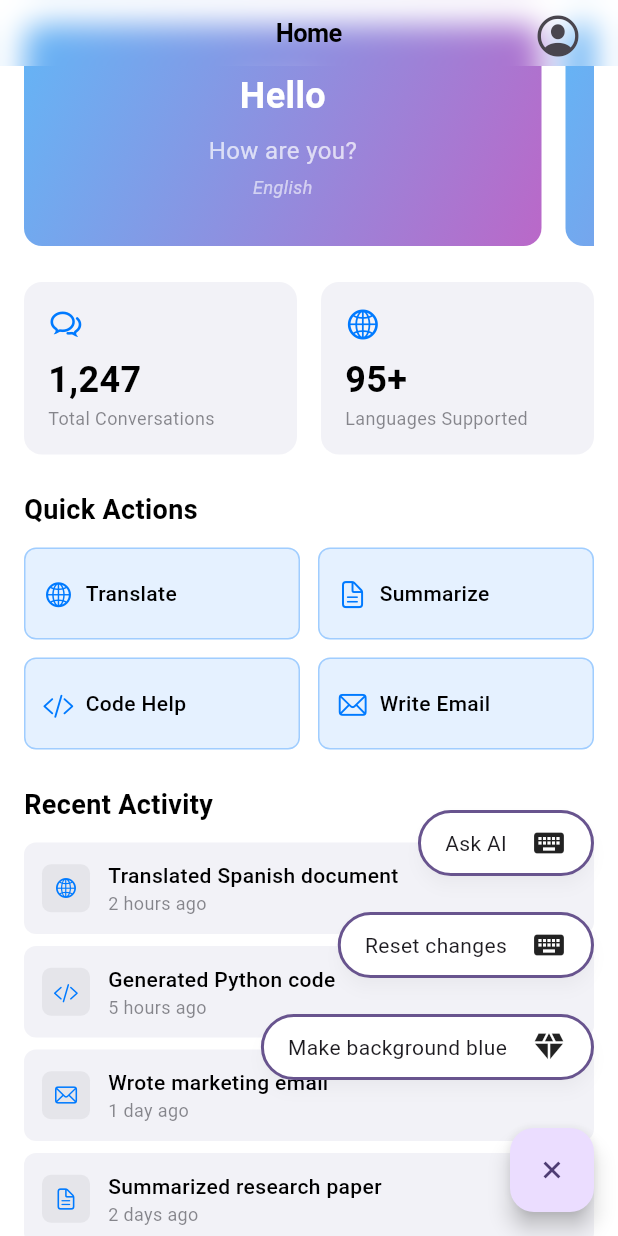
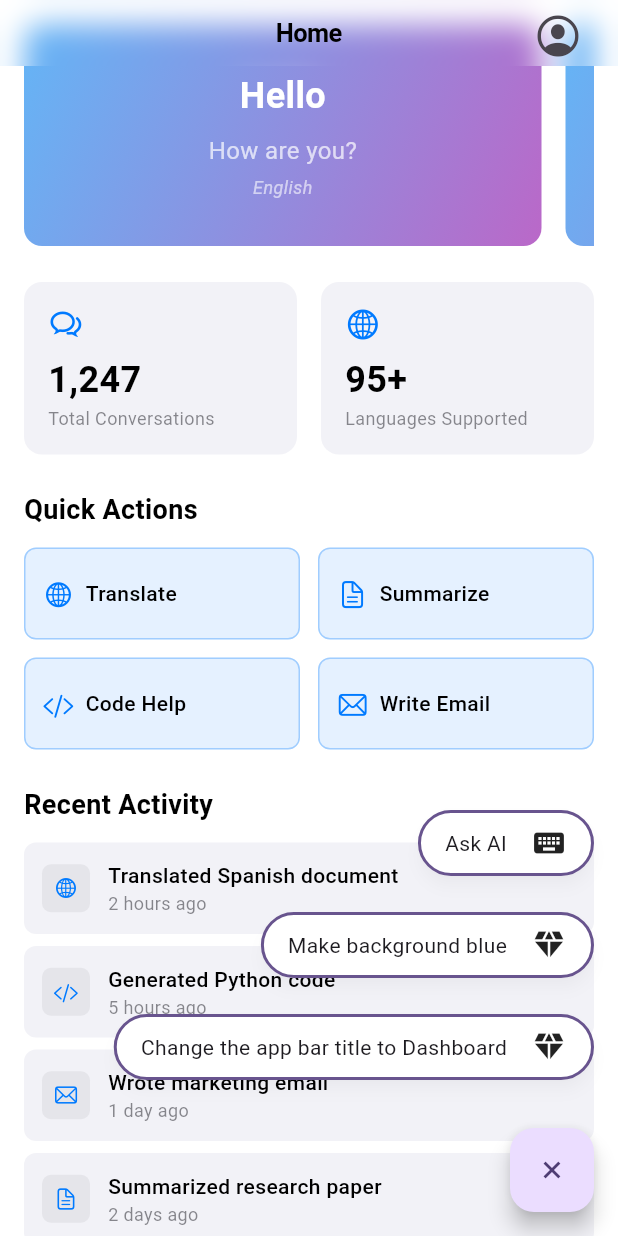
Before and after one commit to demolaf/ai_prompt_driven_app, a Flutter app: the screen it shows after launch, scrolled down 96 dp, after a tap on the "add" icon, on a phone screen of 412 x 824 dp. Run offline on Flutter 3.47's test engine with Material 3 defaults, Android fonts, the phone set to English and light mode, and no system bars; our stand-ins replace equatable.

Commit message:
Implement equatable package and fix showReset functionality
- Add equatable dependency to pubspec.yaml
- Update all state and config classes to extend Equatable
- Fix showReset() methods in HomeViewModel and ProfileViewModel
- Add proper equality comparison for state objects
- Make constructors const where appropriate
- Create DynamicCupertinoSliverNavigationBar widget
- Resolve all flutter analyze issues and type errors
- Add conditional reset button display in PromptFABMenu

```diff
--- a/lib/src/model/appbar_config.dart
+++ b/lib/src/model/appbar_config.dart
@@ -1,7 +1,12 @@
-class AppBarConfig {
-  AppBarConfig({required this.title});
+import 'package:equatable/equatable.dart';
+
+class AppBarConfig extends Equatable {
+  const AppBarConfig({required this.title});
 
   final String title;
+
+  @override
+  List<Object?> get props => [title];
 
   Map<String, dynamic> toJson() => {'title': title};
 
--- /dev/null
+++ b/lib/src/model/prompt.dart
@@ -0,0 +1,53 @@
+import 'package:ai_prompt_driven_app/src/model/appbar_config.dart';
+import 'package:ai_prompt_driven_app/src/model/scaffold_config.dart';
+import 'package:ai_prompt_driven_app/src/model/view_configurable.dart';
+import 'package:ai_prompt_driven_app/src/ui/home/home_view_configurable.dart';
+import 'package:ai_prompt_driven_app/src/ui/profile/profile_view_configurable.dart';
+import 'package:equatable/equatable.dart';
+
+class Prompt extends Equatable {
+  const Prompt({required this.id, required this.title, required this.configurable});
+
+  final String id;
+  final String title;
+  final ViewConfigurable configurable;
+
+  @override
+  List<Object?> get props => [id, title, configurable];
+
+  static List<Prompt> get allPrompts {
+    return [...homePrompts, ...profilePrompts];
+  }
+
+  static List<Prompt> get homePrompts {
+    return [
+      Prompt(
+        id: '121',
+        title: 'Make background blue',
+        configurable: HomeViewConfigurable(
+          scaffoldConfig: ScaffoldConfig(backgroundColor: 'FF00008B'),
+        ),
+      ),
+      Prompt(
+        id: '221',
+        title: 'Change the app bar title to Dashboard',
+        configurable: HomeViewConfigurable(
+          appBarConfig: AppBarConfig(title: 'Dashboard'),
+        ),
+      ),
+    ];
+  }
+
+  static List<Prompt> get profilePrompts {
+    return [
+      Prompt(
+        id: '123',
+        title: 'Make background red',
+        configurable: ProfileViewConfigurable(
+          scaffoldConfig: ScaffoldConfig(backgroundColor: 'FF8B0000'),
+          appBarConfig: AppBarConfig(title: 'Profile'),
+        ),
+      ),
+    ];
+  }
+}
--- a/lib/src/model/scaffold_config.dart
+++ b/lib/src/model/scaffold_config.dart
@@ -1,7 +1,12 @@
-class ScaffoldConfig {
-  ScaffoldConfig({required this.backgroundColor});
+import 'package:equatable/equatable.dart';
+
+class ScaffoldConfig extends Equatable {
+  const ScaffoldConfig({required this.backgroundColor});
 
   final String backgroundColor;
+
+  @override
+  List<Object?> get props => [backgroundColor];
 
   Map<String, dynamic> toJson() => {'backgroundColor': backgroundColor};
 
--- a/lib/src/ui/home/home_view.dart
+++ b/lib/src/ui/home/home_view.dart
@@ -5,6 +5,7 @@ import 'package:ai_prompt_driven_app/src/model/greeting_model.dart';
 import 'package:ai_prompt_driven_app/src/ui/profile/profile_view.dart';
 import 'package:ai_prompt_driven_app/src/ui/home/widgets/prompt_fab.dart';
 import 'package:ai_prompt_driven_app/src/widgets/dynamic_scaffold.dart';
+import 'package:ai_prompt_driven_app/src/widgets/dynamic_cupertino_sliver_navigation_bar.dart';
 import 'package:ai_prompt_driven_app/src/ui/home/widgets/greeting_card.dart';
 import 'package:ai_prompt_driven_app/src/ui/home/widgets/quick_action_grid.dart';
 import 'package:ai_prompt_driven_app/src/ui/home/widgets/recent_activity_list.dart';
@@ -45,11 +46,11 @@ class _HomeViewState extends State<HomeView> {
           config: state.configurable?.scaffoldConfig,
           body: CustomScrollView(
             slivers: [
-              CupertinoSliverNavigationBar(
+              DynamicCupertinoSliverNavigationBar(
                 backgroundColor: Colors.transparent,
                 border: Border.fromBorderSide(BorderSide.none),
                 alwaysShowMiddle: false,
-                largeTitle: Text('Home'),
+                config: state.configurable?.appBarConfig,
                 trailing: IconButton(
                   onPressed: () {
                     ProfileView.present(context);
--- a/lib/src/ui/home/home_view_configurable.dart
+++ b/lib/src/ui/home/home_view_configurable.dart
@@ -1,12 +1,16 @@
 import 'package:ai_prompt_driven_app/src/model/appbar_config.dart';
 import 'package:ai_prompt_driven_app/src/model/scaffold_config.dart';
 import 'package:ai_prompt_driven_app/src/model/view_configurable.dart';
+import 'package:equatable/equatable.dart';
 
-class HomeViewConfigurable extends ViewConfigurable {
+class HomeViewConfigurable extends ViewConfigurable with EquatableMixin {
   HomeViewConfigurable({this.scaffoldConfig, this.appBarConfig});
 
   final ScaffoldConfig? scaffoldConfig;
   final AppBarConfig? appBarConfig;
+
+  @override
+  List<Object?> get props => [scaffoldConfig, appBarConfig];
 
   @override
   Map<String, dynamic> toJson() => {
--- a/lib/src/ui/home/home_view_model.dart
+++ b/lib/src/ui/home/home_view_model.dart
@@ -1,13 +1,15 @@
 import 'package:ai_prompt_driven_app/src/model/appbar_config.dart';
+import 'package:ai_prompt_driven_app/src/model/prompt.dart';
 import 'package:ai_prompt_driven_app/src/model/scaffold_config.dart';
 import 'package:ai_prompt_driven_app/src/ui/home/home_view_configurable.dart';
 import 'package:ai_prompt_driven_app/src/utils/prompt_manager.dart';
+import 'package:equatable/equatable.dart';
 import 'package:flutter/foundation.dart';
 
 enum HomeViewState { initial, loading, ready }
 
-class HomeState {
-  HomeState({
+class HomeState extends Equatable {
+  const HomeState({
     required this.viewState,
     this.availablePrompts = const [],
     this.configurable,
@@ -26,6 +28,9 @@ class HomeState {
   final HomeViewState viewState;
   final List<Prompt> availablePrompts;
   final HomeViewConfigurable? configurable;
+
+  @override
+  List<Object?> get props => [viewState, availablePrompts, configurable];
 
   HomeState copyWith({
     required HomeViewState viewState,
@@ -86,6 +91,8 @@ class HomeViewModel {
   void callAIPrompt(HomeViewConfigurable configurable) {}
 
   bool showReset() {
-    return currentState != HomeState.initial();
+    final initialState = HomeState.initial();
+    return currentState.configurable?.toJson().toString() !=
+        initialState.configurable?.toJson().toString();
   }
 }
--- a/lib/src/ui/home/widgets/prompt_fab.dart
+++ b/lib/src/ui/home/widgets/prompt_fab.dart
@@ -1,5 +1,5 @@
+import 'package:ai_prompt_driven_app/src/model/prompt.dart';
 import 'package:ai_prompt_driven_app/src/ui/home/widgets/prompt_fab_menu.dart';
-import 'package:ai_prompt_driven_app/src/utils/prompt_manager.dart';
 import 'package:flutter/material.dart';
 import 'package:ai_prompt_driven_app/src/utils/overlay_manager.dart';
 
@@ -93,6 +93,7 @@ class _PromptFABState extends State<PromptFAB>
         fabGlobalPosition: fabGlobalPosition,
         onDismiss: hideMenu,
         availablePrompts: widget.availablePrompts,
+        showReset: widget.showReset,
       ),
     );
   }
--- a/lib/src/ui/home/widgets/prompt_fab_menu.dart
+++ b/lib/src/ui/home/widgets/prompt_fab_menu.dart
@@ -1,6 +1,6 @@
+import 'package:ai_prompt_driven_app/src/model/prompt.dart';
 import 'package:ai_prompt_driven_app/src/utils/overlay_manager.dart';
 import 'package:ai_prompt_driven_app/src/ui/home/widgets/prompt_input_field.dart';
-import 'package:ai_prompt_driven_app/src/utils/prompt_manager.dart';
 import 'package:flutter/material.dart';
 
 class PromptFABMenu extends OverlayWidget {
@@ -12,6 +12,7 @@ class PromptFABMenu extends OverlayWidget {
     required this.onResetTapped,
     required this.availablePrompts,
     required this.fabGlobalPosition,
+    this.showReset = false,
     super.key,
     super.onDismiss,
   });
@@ -21,6 +22,7 @@ class PromptFABMenu extends OverlayWidget {
   final VoidCallback onResetTapped;
   final List<Prompt> availablePrompts;
   final Offset fabGlobalPosition;
+  final bool showReset;
 
   @override
   State<PromptFABMenu> createState() => _PromptFABMenuState();
@@ -73,13 +75,14 @@ class _PromptFABMenuState extends OverlayWidgetState<PromptFABMenu> {
                       title: 'Ask AI',
                       icon: Icon(Icons.keyboard),
                     ),
+                    if (widget.showReset)
                       FABMenuItem(
                         onTap: () {
                           widget.onMenuSelection();
                           widget.onResetTapped();
                         },
                         title: 'Reset changes',
-                      icon: Icon(Icons.keyboard),
+                        icon: Icon(Icons.restart_alt),
                       ),
                     ...widget.availablePrompts.map((e) {
                       return FABMenuItem(
--- a/lib/src/ui/profile/profile_view_configurable.dart
+++ b/lib/src/ui/profile/profile_view_configurable.dart
@@ -1,8 +1,9 @@
 import 'package:ai_prompt_driven_app/src/model/appbar_config.dart';
 import 'package:ai_prompt_driven_app/src/model/scaffold_config.dart';
 import 'package:ai_prompt_driven_app/src/model/view_configurable.dart';
+import 'package:equatable/equatable.dart';
 
-class ProfileViewConfigurable extends ViewConfigurable {
+class ProfileViewConfigurable extends ViewConfigurable with EquatableMixin {
   ProfileViewConfigurable({
     required this.scaffoldConfig,
     required this.appBarConfig,
@@ -12,17 +13,20 @@ class ProfileViewConfigurable extends ViewConfigurable {
   });
 
   ProfileViewConfigurable.fromJson(Map<String, dynamic> json)
-      : scaffoldConfig = ScaffoldConfig.fromJson(json['scaffoldConfig'] ?? {}),
-        appBarConfig = AppBarConfig.fromJson(json['appBarConfig'] ?? {}),
-        darkModeEnabled = json['darkModeEnabled'] ?? false,
-        userName = json['userName'],
-        userEmail = json['userEmail'];
+    : scaffoldConfig = ScaffoldConfig.fromJson(json['scaffoldConfig'] ?? {}),
+      appBarConfig = AppBarConfig.fromJson(json['appBarConfig'] ?? {}),
+      darkModeEnabled = json['darkModeEnabled'] ?? false,
+      userName = json['userName'],
+      userEmail = json['userEmail'];
 
   final ScaffoldConfig scaffoldConfig;
   final AppBarConfig appBarConfig;
   final bool darkModeEnabled;
   final String? userName;
   final String? userEmail;
+
+  @override
+  List<Object?> get props => [scaffoldConfig, appBarConfig, darkModeEnabled, userName, userEmail];
 
   @override
   Map<String, dynamic> toJson() {
--- a/lib/src/ui/profile/profile_view_model.dart
+++ b/lib/src/ui/profile/profile_view_model.dart
@@ -1,13 +1,15 @@
 import 'package:ai_prompt_driven_app/src/model/appbar_config.dart';
+import 'package:ai_prompt_driven_app/src/model/prompt.dart';
 import 'package:ai_prompt_driven_app/src/model/scaffold_config.dart';
 import 'package:ai_prompt_driven_app/src/ui/profile/profile_view_configurable.dart';
 import 'package:ai_prompt_driven_app/src/utils/prompt_manager.dart';
+import 'package:equatable/equatable.dart';
 import 'package:flutter/foundation.dart';
 
 enum ProfileViewState { initial, loading, ready }
 
-class ProfileState {
-  ProfileState({
+class ProfileState extends Equatable {
+  const ProfileState({
     required this.viewState,
     this.availablePrompts = const [],
     this.configurable,
@@ -27,6 +29,9 @@ class ProfileState {
   final ProfileViewState viewState;
   final List<Prompt> availablePrompts;
   final ProfileViewConfigurable? configurable;
+
+  @override
+  List<Object?> get props => [viewState, availablePrompts, configurable];
 
   ProfileState copyWith({
     required ProfileViewState viewState,
@@ -119,6 +124,8 @@ class ProfileViewModel {
   }
 
   bool showReset() {
-    return currentState != ProfileState.initial();
+    final initialState = ProfileState.initial();
+    return currentState.configurable?.toJson().toString() !=
+        initialState.configurable?.toJson().toString();
   }
 }
--- a/lib/src/utils/prompt_manager.dart
+++ b/lib/src/utils/prompt_manager.dart
@@ -1,45 +1,4 @@
-import 'package:ai_prompt_driven_app/src/model/appbar_config.dart';
-import 'package:ai_prompt_driven_app/src/model/scaffold_config.dart';
-import 'package:ai_prompt_driven_app/src/model/view_configurable.dart';
-import 'package:ai_prompt_driven_app/src/ui/home/home_view_configurable.dart';
-import 'package:ai_prompt_driven_app/src/ui/profile/profile_view_configurable.dart';
-
-class Prompt {
-  Prompt({required this.id, required this.title, required this.configurable});
-
-  final String id;
-  final String title;
-  final ViewConfigurable configurable;
-
-  static List<Prompt> get allPrompts {
-    return [...homePrompts, ...profilePrompts];
-  }
-
-  static List<Prompt> get homePrompts {
-    return [
-      Prompt(
-        id: '121',
-        title: 'Make background blue',
-        configurable: HomeViewConfigurable(
-          scaffoldConfig: ScaffoldConfig(backgroundColor: 'FF00008B'),
-        ),
-      ),
-    ];
-  }
-
-  static List<Prompt> get profilePrompts {
-    return [
-      Prompt(
-        id: '123',
-        title: 'Make background red',
-        configurable: ProfileViewConfigurable(
-          scaffoldConfig: ScaffoldConfig(backgroundColor: 'FF8B0000'),
-          appBarConfig: AppBarConfig(title: 'Profile'),
-        ),
-      ),
-    ];
-  }
-}
+import 'package:ai_prompt_driven_app/src/model/prompt.dart';
 
 class PromptManager {
   List<Prompt> getHomePrompts() {
--- /dev/null
+++ b/lib/src/widgets/dynamic_cupertino_sliver_navigation_bar.dart
@@ -0,0 +1,37 @@
+import 'package:ai_prompt_driven_app/src/model/appbar_config.dart';
+import 'package:flutter/cupertino.dart';
+
+class DynamicCupertinoSliverNavigationBar extends CupertinoSliverNavigationBar {
+  const DynamicCupertinoSliverNavigationBar({
+    super.key,
+    super.backgroundColor,
+    super.border,
+    super.alwaysShowMiddle,
+    super.trailing,
+    super.previousPageTitle,
+    super.middle,
+    super.leading,
+    super.automaticallyImplyLeading,
+    super.automaticallyImplyTitle,
+    super.stretch,
+    this.config,
+  });
+
+  final AppBarConfig? config;
+
+  @override
+  Widget? get largeTitle {
+    if (config?.title != null) {
+      return Text(config!.title);
+    }
+    return super.largeTitle;
+  }
+
+  @override
+  Widget? get middle {
+    if (config?.title != null && super.middle == null) {
+      return Text(config!.title);
+    }
+    return super.middle;
+  }
+}
--- a/pubspec.yaml
+++ b/pubspec.yaml
@@ -31,6 +31,7 @@ dependencies:
   # The following adds the Cupertino Icons font to your application.
   # Use with the CupertinoIcons class for iOS style icons.
   cupertino_icons: ^1.0.8
+  equatable: ^2.0.5
   flutter:
     sdk: flutter
   intl: ^0.20.2
```
Also changed, not shown: .claude/settings.local.json, pubspec.lock. Lines whose indentation alone changed are shown as unchanged.
